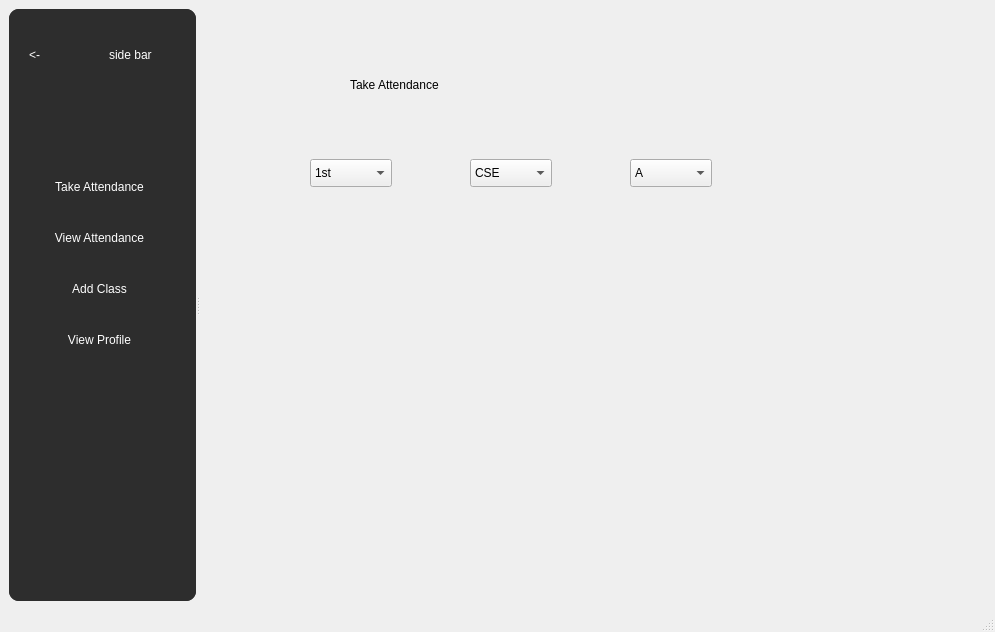
This is mainwindow.ui in Shikhrrr/AttendanceManager as Qt 5 draws it before an edit. The edited form follows.
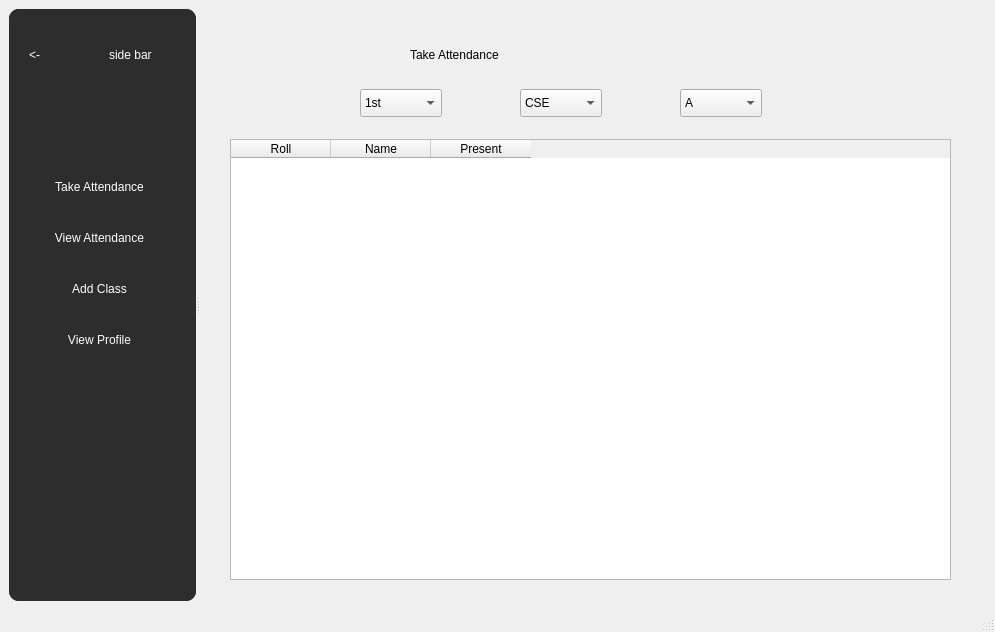
This is the edited form. The open tabs and pages were chosen to show the change.

Patch:
```diff
--- a/mainwindow.ui
+++ b/mainwindow.ui
@@ -119,8 +119,8 @@
         <widget class="QLabel" name="label_7">
          <property name="geometry">
           <rect>
-           <x>150</x>
-           <y>50</y>
+           <x>210</x>
+           <y>20</y>
            <width>301</width>
            <height>51</height>
           </rect>
@@ -135,8 +135,8 @@
         <widget class="QComboBox" name="takeYear">
          <property name="geometry">
           <rect>
-           <x>110</x>
-           <y>150</y>
+           <x>160</x>
+           <y>80</y>
            <width>82</width>
            <height>28</height>
           </rect>
@@ -165,8 +165,8 @@
         <widget class="QComboBox" name="takeBranch">
          <property name="geometry">
           <rect>
-           <x>270</x>
-           <y>150</y>
+           <x>320</x>
+           <y>80</y>
            <width>82</width>
            <height>28</height>
           </rect>
@@ -185,8 +185,8 @@
         <widget class="QComboBox" name="takeGroup">
          <property name="geometry">
           <rect>
-           <x>430</x>
-           <y>150</y>
+           <x>480</x>
+           <y>80</y>
            <width>82</width>
            <height>28</height>
           </rect>
@@ -202,6 +202,37 @@
           </property>
          </item>
         </widget>
+        <widget class="QTableWidget" name="tableWidget">
+         <property name="geometry">
+          <rect>
+           <x>30</x>
+           <y>130</y>
+           <width>721</width>
+           <height>441</height>
+          </rect>
+         </property>
+         <property name="minimumSize">
+          <size>
+           <width>721</width>
+           <height>0</height>
+          </size>
+         </property>
+         <column>
+          <property name="text">
+           <string>Roll</string>
+          </property>
+         </column>
+         <column>
+          <property name="text">
+           <string>Name</string>
+          </property>
+         </column>
+         <column>
+          <property name="text">
+           <string>Present</string>
+          </property>
+         </column>
+        </widget>
        </widget>
        <widget class="QWidget" name="p1">
         <widget class="QGroupBox" name="groupBox">
```
Left out of the diff: 6 changed lines with no effect on the pictures.
